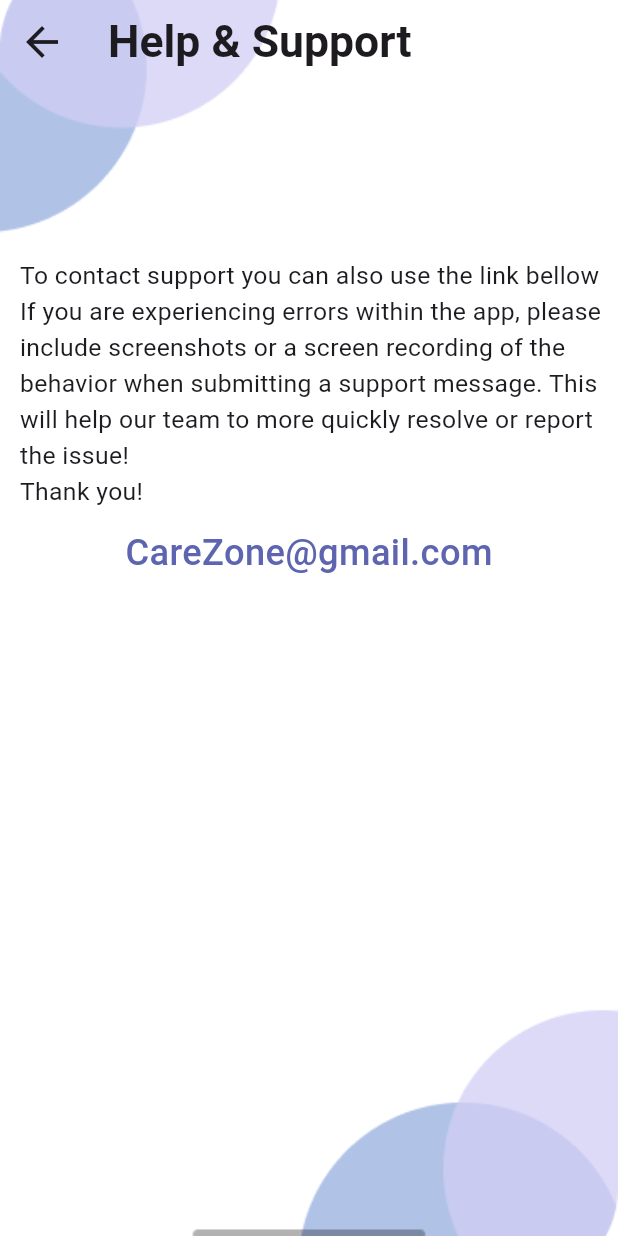
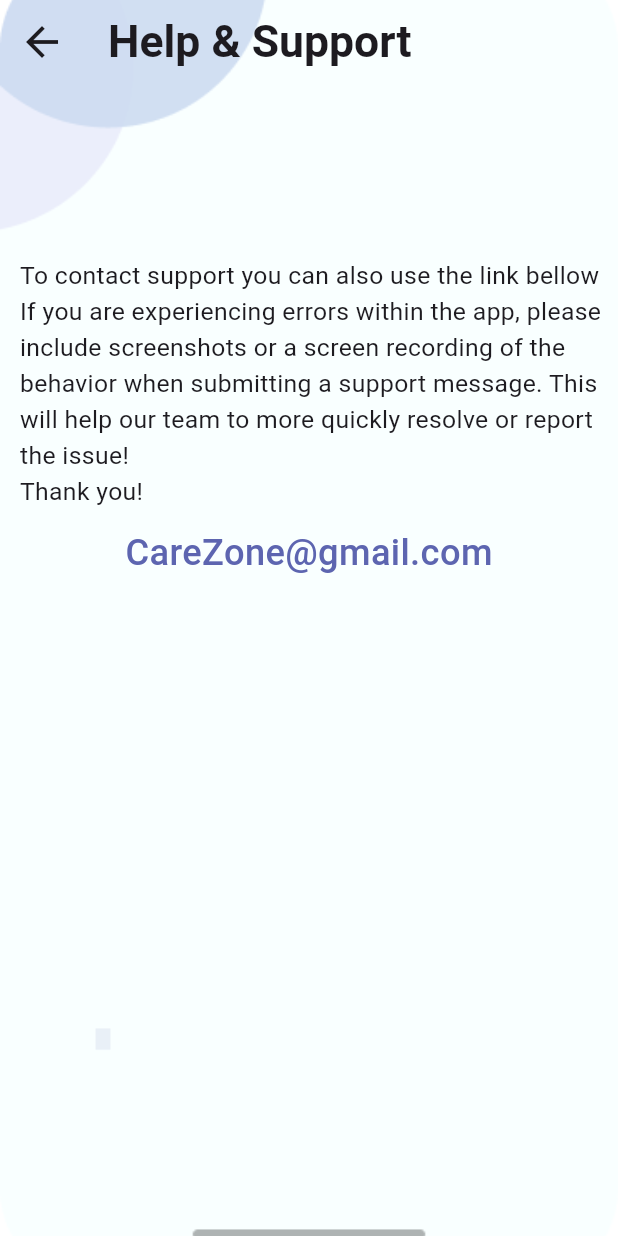
Before and after one commit to JailanMedhatt/MedicalReminder1, a Flutter app: the HelpScreen screen opened by its route, after a tap on "Contact", on a phone screen of 412 x 824 dp. Run offline on Flutter 3.47's test engine with Material 3 defaults, Android fonts, the phone set to English and light mode, and no system bars; our stand-ins replace awesome_notifications, calendar_timeline, cloud_firestore, date_field, file_picker, firebase_auth and 12 more; missing offline and left inert: easy_pdf_viewer, encrypt, flutter_timeline_calendar; accounts and stored records are empty; generated files the repository leaves out were written again.

Commit message:
add mytheme add update localization1

```diff
--- a/lib/L10n/app_ar.arb
+++ b/lib/L10n/app_ar.arb
@@ -56,5 +56,8 @@
 "contact" : "الاتصال",
 "edit_Medicine" : "تجديد الدواء",
 "medicine_Name" : "اسم الدواء",
-"dosage_Medicine" : "جرعة الدواء"
+"dosage_Medicine" : "جرعة الدواء",
+"zone_app" : "ما هو تطبيق كير زون؟",
+"save_data" : "كيف تحفظ بياناتك؟",
+"included_zone" : "؟premium ما الذي يتضمنه برنامج كير زون "
 }
--- a/lib/L10n/app_en.arb
+++ b/lib/L10n/app_en.arb
@@ -56,5 +56,8 @@
 "edit_Medicine" : "Edit Medicine",
 "medicine_Name" : "Medicine Name",
 "time" : "Time",
-"dosage_Medicine" : "Dosage of Medicine"
+"dosage_Medicine" : "Dosage of Medicine",
+"zone_app" : "What is the CareZone app?",
+"save_data" : "How to save your data?",
+"included_zone" : "What is included in CareZone Premium?"
 }
--- a/lib/UI/HelpPage.dart
+++ b/lib/UI/HelpPage.dart
@@ -2,7 +2,7 @@ import 'package:finalproject1/UI/firstHelpScreen.dart';
 import 'package:finalproject1/UI/secondHelpScreen.dart';
 import 'package:flutter/material.dart';
 import 'package:provider/provider.dart';
-
+import 'package:flutter_gen/gen_l10n/app_localizations.dart';
 import '../myTheme.dart';
 import '../providers/list_provider.dart';
 
@@ -22,7 +22,7 @@ class HelpScreen extends StatelessWidget {
           appBar: AppBar(
             backgroundColor: Colors.transparent,
               title: Text(
-                'Help & Support',
+                AppLocalizations.of(context)!.help_Support,
                 style: TextStyle(fontWeight: FontWeight.bold, fontSize: 27),
               )),
           body: Column(
@@ -50,7 +50,7 @@ class HelpScreen extends StatelessWidget {
                   child: Row(
                     mainAxisAlignment: MainAxisAlignment.spaceBetween,
                     children: [
-                      Text('FAQs', style:
+                      Text(AppLocalizations.of(context)!.fAQS, style:
                     TextStyle(color: listProvider.isDarkMode()?
                           MyTheme.whiteColor
                     :
@@ -86,7 +86,7 @@ class HelpScreen extends StatelessWidget {
                   child: Row(
                     mainAxisAlignment: MainAxisAlignment.spaceBetween,
                     children: [
-                      Text('Contact', style: TextStyle(color: listProvider.isDarkMode()?
+                      Text(AppLocalizations.of(context)!.contact, style: TextStyle(color: listProvider.isDarkMode()?
                       MyTheme.whiteColor
                           :
                       Colors.grey, fontSize: 19)),
--- a/lib/UI/secondHelpScreen.dart
+++ b/lib/UI/secondHelpScreen.dart
@@ -1,5 +1,8 @@
 import 'package:flutter/material.dart';
 import 'package:flutter_screenutil/flutter_screenutil.dart';
+import 'package:provider/provider.dart';
+
+import '../providers/list_provider.dart';
 
 class SecondScreenHelpAndSupport extends StatefulWidget {
   static const String routeName = 'Second_HelpScreen';
@@ -16,15 +19,12 @@ class _SecondScreenHelpAndSupportState
 
   @override
   Widget build(BuildContext context) {
+    var listProvider = Provider.of<ListProvider>(context);
     return Stack(
       children: [
         Container(
-          decoration: const BoxDecoration(
-            image: DecorationImage(
-              image: AssetImage(
-                  "assets/images/Opening.png"), // Make sure this path is correct
-              fit: BoxFit.cover,
-            ),
+          decoration:  BoxDecoration(
+            image: listProvider.getBackgroundImage(),
           ),
           child: Scaffold(
             extendBodyBehindAppBar: true,
```
Also changed, not shown: lib/UI/firstHelpScreen.dart (+31 -16 lines).
